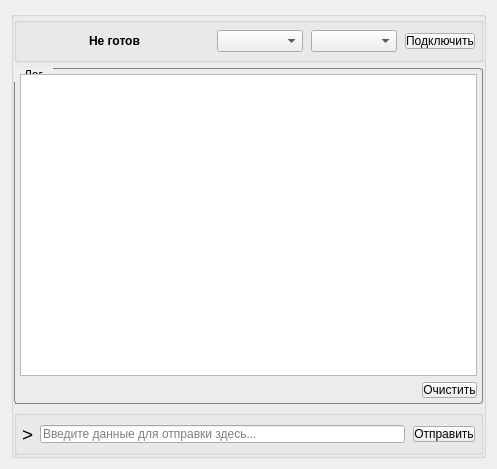
Before: the Qt Designer form ui/SerialMonitorWindow.ui in AnatolyHryntsevich/TA1-USB-01-I, drawn with Qt 5.
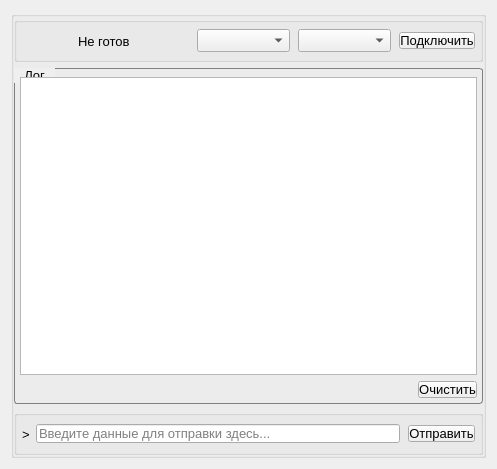
After: the same form once the commit is applied.

What changed in the file:
```diff
--- a/ui/SerialMonitorWindow.ui
+++ b/ui/SerialMonitorWindow.ui
@@ -81,7 +81,8 @@
                 <widget class="QLabel" name="connectionStatusLabel">
                  <property name="font">
                   <font>
-                   <bold>true</bold>
+                   <pointsize>10</pointsize>
+                   <bold>false</bold>
                    <stylestrategy>PreferAntialias</stylestrategy>
                   </font>
                  </property>
@@ -108,6 +109,12 @@
                </item>
                <item alignment="Qt::AlignHCenter">
                 <widget class="QComboBox" name="portNameComboBox">
+                 <property name="font">
+                  <font>
+                   <pointsize>10</pointsize>
+                   <stylestrategy>PreferDefault</stylestrategy>
+                  </font>
+                 </property>
                  <property name="toolTip">
                   <string>Список доступных портов</string>
                  </property>
@@ -123,6 +130,12 @@
                </item>
                <item alignment="Qt::AlignHCenter">
                 <widget class="QComboBox" name="baudRateComboBox">
+                 <property name="font">
+                  <font>
+                   <pointsize>10</pointsize>
+                   <stylestrategy>PreferDefault</stylestrategy>
+                  </font>
+                 </property>
                  <property name="toolTip">
                   <string>Список поддерживаемых скоростей передачи данных</string>
                  </property>
@@ -138,6 +151,12 @@
                </item>
                <item alignment="Qt::AlignHCenter">
                 <widget class="QPushButton" name="connectionButton">
+                 <property name="font">
+                  <font>
+                   <pointsize>10</pointsize>
+                   <stylestrategy>PreferDefault</stylestrategy>
+                  </font>
+                 </property>
                  <property name="toolTip">
                   <string>Активировать линию последовательной передачи</string>
                  </property>
@@ -177,6 +196,12 @@
         </property>
         <item>
          <widget class="QGroupBox" name="logGroupBox">
+          <property name="font">
+           <font>
+            <pointsize>10</pointsize>
+            <stylestrategy>PreferDefault</stylestrategy>
+           </font>
+          </property>
           <property name="styleSheet">
            <string notr="true">QGroupBox {
     border: 1px solid gray;
@@ -199,7 +224,7 @@
             <number>5</number>
            </property>
            <property name="topMargin">
-            <number>5</number>
+            <number>8</number>
            </property>
            <property name="rightMargin">
             <number>5</number>
@@ -224,6 +249,11 @@
              </item>
              <item row="1" column="0" alignment="Qt::AlignRight">
               <widget class="QPushButton" name="clearButton">
+               <property name="font">
+                <font>
+                 <pointsize>10</pointsize>
+                </font>
+               </property>
                <property name="toolTip">
                 <string>Очистить лог</string>
                </property>
@@ -283,7 +313,7 @@
               <widget class="QLabel" name="sendPleaseLabel">
                <property name="font">
                 <font>
-                 <pointsize>14</pointsize>
+                 <pointsize>10</pointsize>
                  <stylestrategy>PreferAntialias</stylestrategy>
                 </font>
                </property>
@@ -294,6 +324,12 @@
              </item>
              <item>
               <widget class="QLineEdit" name="sendInputLineEdit">
+               <property name="font">
+                <font>
+                 <pointsize>10</pointsize>
+                 <stylestrategy>PreferDefault</stylestrategy>
+                </font>
+               </property>
                <property name="toolTip">
                 <string>hex16: &quot;ff ff ff ff ff ...&quot;</string>
                </property>
@@ -310,6 +346,12 @@
              </item>
              <item>
               <widget class="QPushButton" name="sendButton">
+               <property name="font">
+                <font>
+                 <pointsize>10</pointsize>
+                 <stylestrategy>PreferDefault</stylestrategy>
+                </font>
+               </property>
                <property name="toolTip">
                 <string>Отправить введенные данные</string>
                </property>
```
